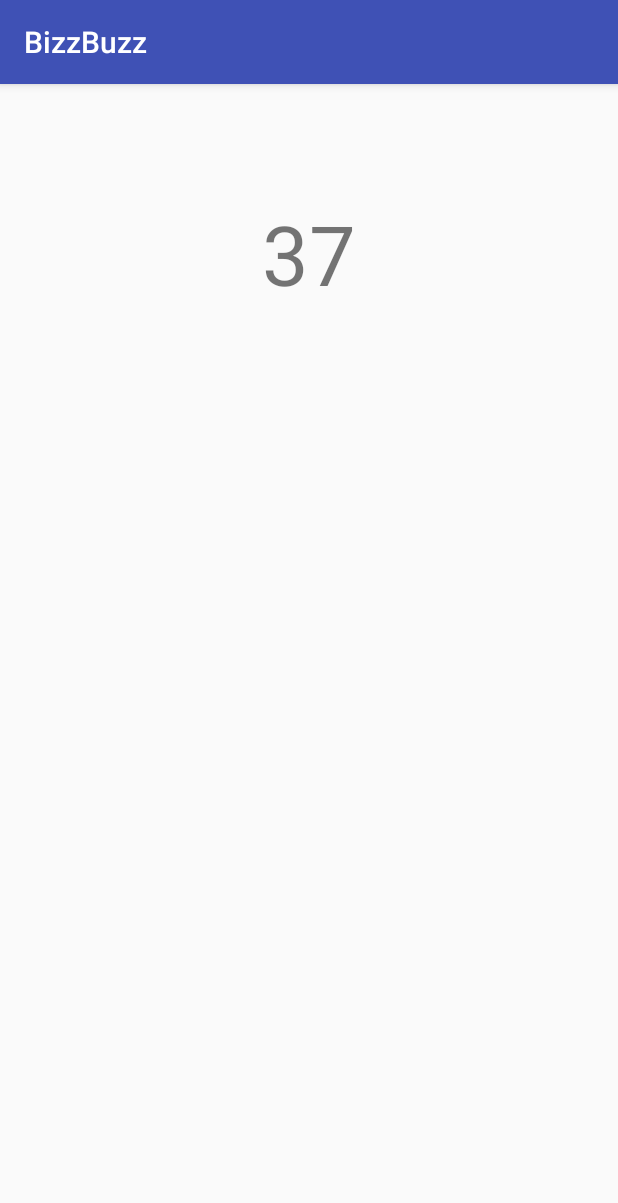
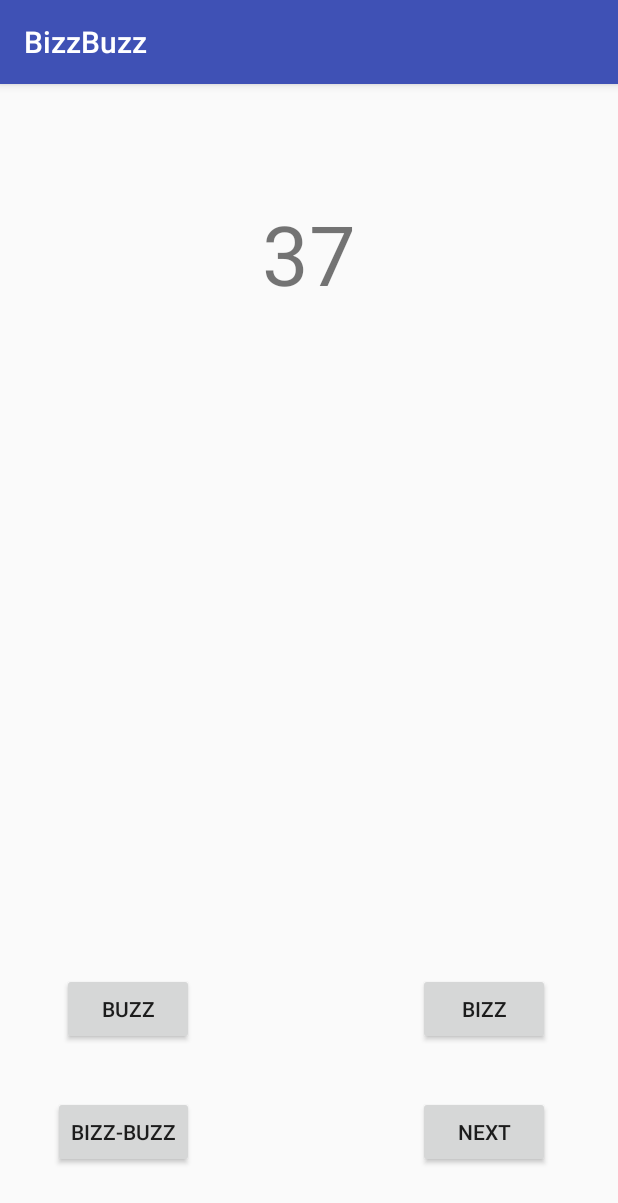
Before and after one commit to benfallas/bizzbuzz, an Android app: the PlayActivity screen opened directly, with no data from a screen before it, on a phone screen of 412 x 824 dp. Shown: the top 1203 px of the screen. Run offline under Robolectric (Android 15) with nearby library versions, the phone set to English and light mode, and no system bars; our stand-ins replace ButterKnife.

Commit message:
Creating four button and they pop right or worng message

```diff
--- a/BizzBuzz/app/src/main/res/layout/activity_play.xml
+++ b/BizzBuzz/app/src/main/res/layout/activity_play.xml
@@ -21,4 +21,43 @@
         android:elegantTextHeight="false"
         android:layout_alignParentTop="true"
         android:layout_alignParentStart="true" />
+
+    <Button
+        android:text="Buzz"
+        android:layout_width="wrap_content"
+        android:layout_height="wrap_content"
+        android:id="@+id/buzz_button"
+        android:layout_alignBaseline="@+id/bizz_button"
+        android:layout_alignBottom="@+id/bizz_button"
+        android:layout_alignParentStart="true"
+        android:layout_marginStart="25dp" />
+
+    <Button
+        android:text="Bizz-Buzz"
+        android:layout_width="wrap_content"
+        android:layout_height="wrap_content"
+        android:layout_marginBottom="29dp"
+        android:id="@+id/bizz_buzz_button"
+        android:layout_alignParentBottom="true"
+        android:layout_alignEnd="@+id/buzz_button" />
+
+    <Button
+        android:text="Bizz"
+        android:layout_width="wrap_content"
+        android:layout_height="wrap_content"
+        android:id="@+id/bizz_button"
+        android:layout_marginBottom="34dp"
+        android:layout_marginEnd="29dp"
+        android:layout_above="@+id/next_button"
+        android:layout_alignParentEnd="true" />
+
+    <Button
+        android:text="Next"
+        android:layout_width="wrap_content"
+        android:layout_height="wrap_content"
+        android:padding="12dip"
+        android:id="@+id/next_button"
+        android:layout_alignBaseline="@+id/bizz_buzz_button"
+        android:layout_alignBottom="@+id/bizz_buzz_button"
+        android:layout_alignStart="@+id/bizz_button" />
 </RelativeLayout>
```
Also changed, not shown: BizzBuzz/app/src/main/java/firstandroid/com/bizzbuzz/PlayActivity.java (+105 -0 lines), BizzBuzz/app/src/main/res/layout/activity_rules.xml (+31 -0 lines).
